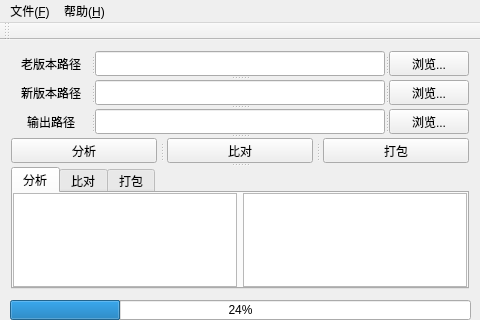
The window that tools/PatchMakerQT5/PatchMaker/PatchMakerWindow.ui (ymsquall/ymproject) describes before a commit, drawn with Qt 5.
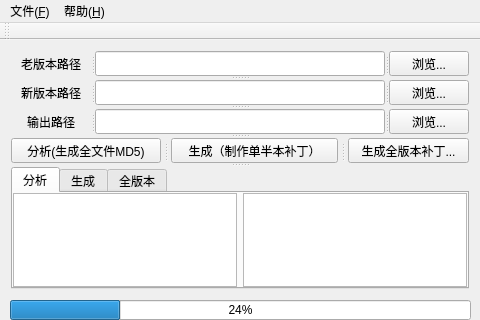
The same window after the commit.

What changed in the file:
```diff
--- a/tools/PatchMakerQT5/PatchMaker/PatchMakerWindow.ui
+++ b/tools/PatchMakerQT5/PatchMaker/PatchMakerWindow.ui
@@ -242,7 +242,7 @@
          </size>
         </property>
         <property name="text">
-         <string>分析</string>
+         <string>分析(生成全文件MD5)</string>
         </property>
        </widget>
        <widget class="QPushButton" name="pushButton_5">
@@ -259,7 +259,7 @@
          </size>
         </property>
         <property name="text">
-         <string>比对</string>
+         <string>生成（制作单半本补丁）</string>
         </property>
        </widget>
        <widget class="QPushButton" name="pushButton_6">
@@ -276,7 +276,7 @@
          </size>
         </property>
         <property name="text">
-         <string>打包</string>
+         <string>生成全版本补丁...</string>
         </property>
        </widget>
       </widget>
@@ -340,7 +340,7 @@
        </widget>
        <widget class="QWidget" name="tab_2">
         <attribute name="title">
-         <string>比对</string>
+         <string>生成</string>
         </attribute>
         <layout class="QGridLayout" name="gridLayout_4">
          <property name="leftMargin">
@@ -365,7 +365,7 @@
        </widget>
        <widget class="QWidget" name="tab_3">
         <attribute name="title">
-         <string>打包</string>
+         <string>全版本</string>
         </attribute>
         <layout class="QGridLayout" name="gridLayout_3">
          <property name="leftMargin">
```
Left out of the diff: 186 changed lines with no effect on the pictures.
